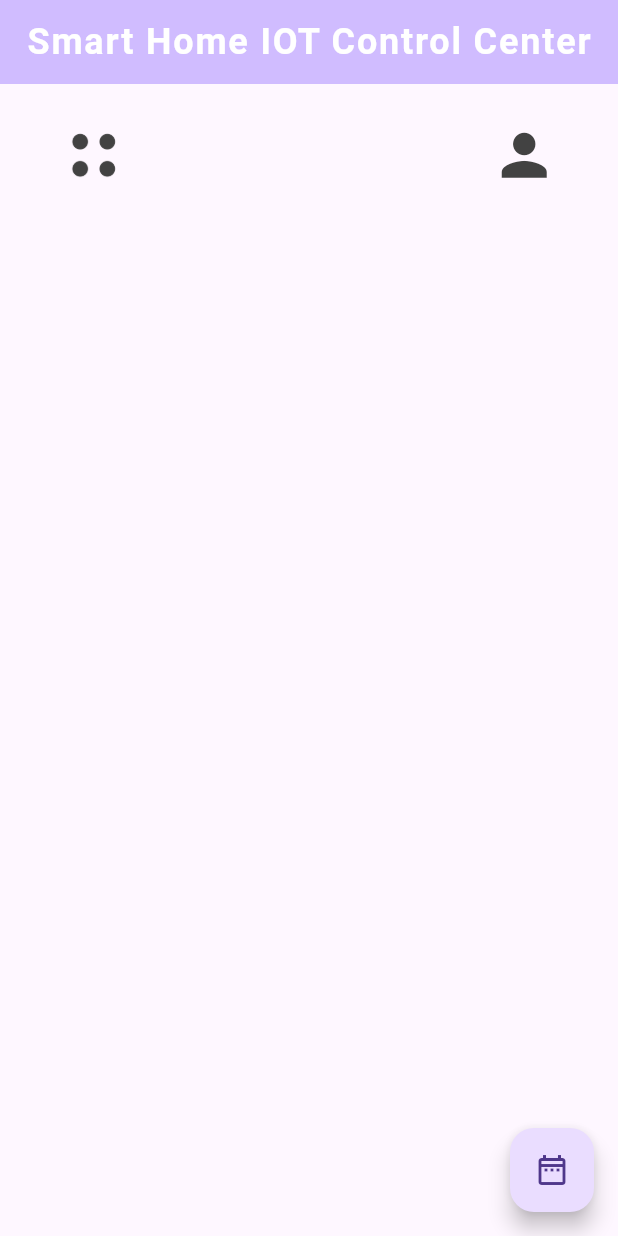
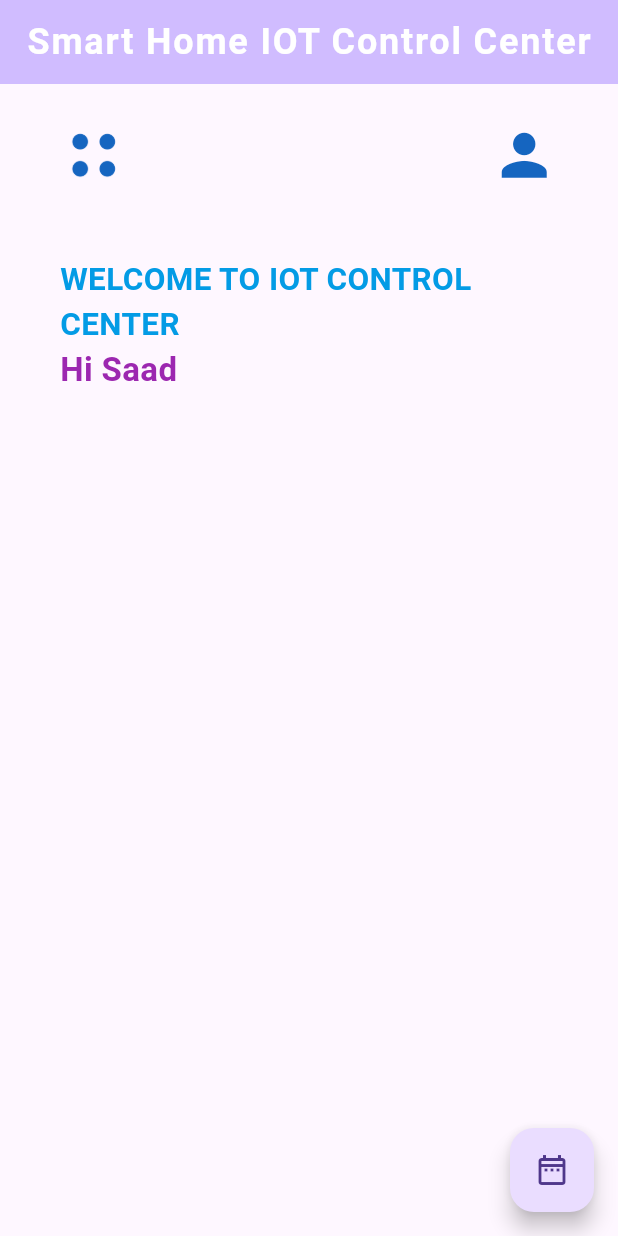
Before and after one commit to SahadRushdi/smart_home_iot_control_center, a Flutter app: the screen it shows after launch, on a phone screen of 412 x 824 dp. Run offline on Flutter 3.47's test engine with Material 3 defaults, Android fonts, the phone set to English and light mode, and no system bars.

Commit message:
Changed colors.

```diff
--- a/lib/presentations/screen/home_page.dart
+++ b/lib/presentations/screen/home_page.dart
@@ -53,7 +53,9 @@ class _HomePageState extends State<HomePage> {
           //   app bar
           Padding(
             padding: EdgeInsets.symmetric(
-                horizontal: horizontalPadding, vertical: verticalPadding),
+                horizontal: horizontalPadding,
+                vertical: verticalPadding
+            ),
             child: Row(
               mainAxisAlignment: MainAxisAlignment.spaceBetween,
               children: [
@@ -61,18 +63,50 @@ class _HomePageState extends State<HomePage> {
                 Image.asset(
                   'lib/icons/menu.png',
                   height: 45,
-                  color: Colors.grey[800],
+                  color: Colors.blue[800],
                 ),
 
                 //   customer account icon
                 Icon(
                   Icons.person,
                   size: 45,
-                  color: Colors.grey[800],
+                  color: Colors.blue[800],
                 )
               ],
             ),
           ),
+
+          const SizedBox(height: 20),
+
+        //   Welcome
+          Padding(
+              padding:EdgeInsets.symmetric(
+                horizontal: horizontalPadding,
+              ),
+            child: Column(
+              crossAxisAlignment: CrossAxisAlignment.start,
+              children: [
+                Text(
+                  "WELCOME TO IOT CONTROL CENTER",
+                  style: TextStyle(
+                      fontWeight: FontWeight.bold,
+                      fontSize: 21,
+                      color: Colors.lightBlue.shade600
+                  ),
+                ),
+                const Text(
+                  "Hi Saad",
+                  style: TextStyle(
+                      fontWeight: FontWeight.w600,
+                      fontSize: 22,
+                      color: Colors.purple
+                  ),
+                ),
+              ],
+            ),
+          ),
+
+
         ],
       )),
       floatingActionButton: FloatingActionButton(
```
